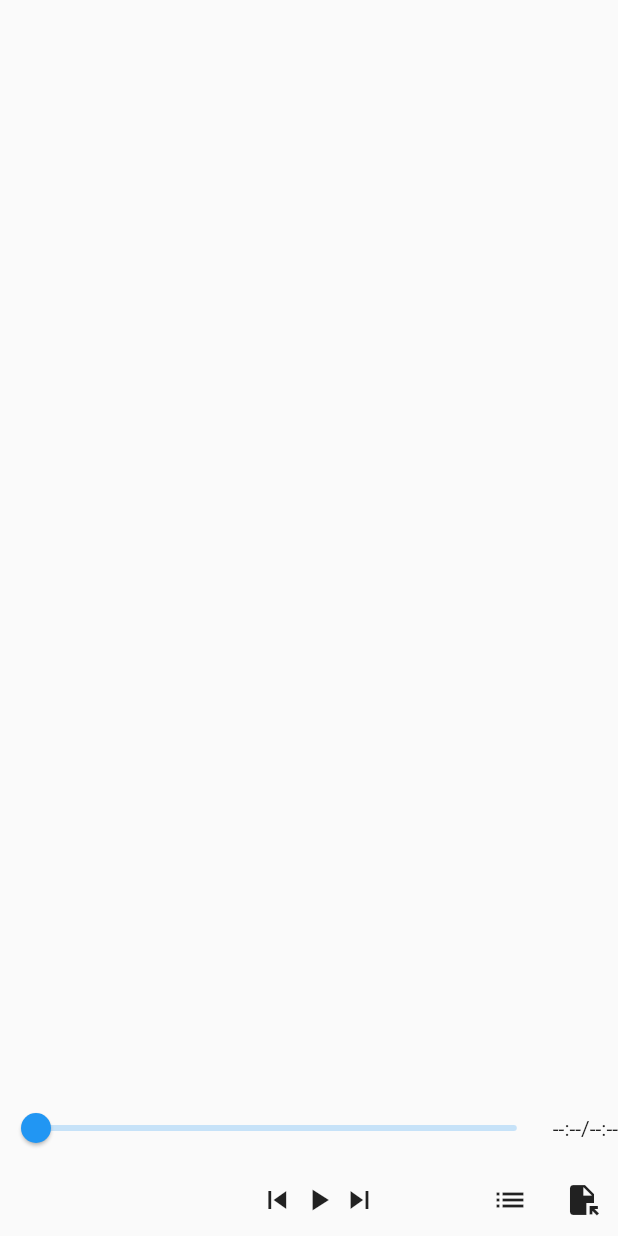
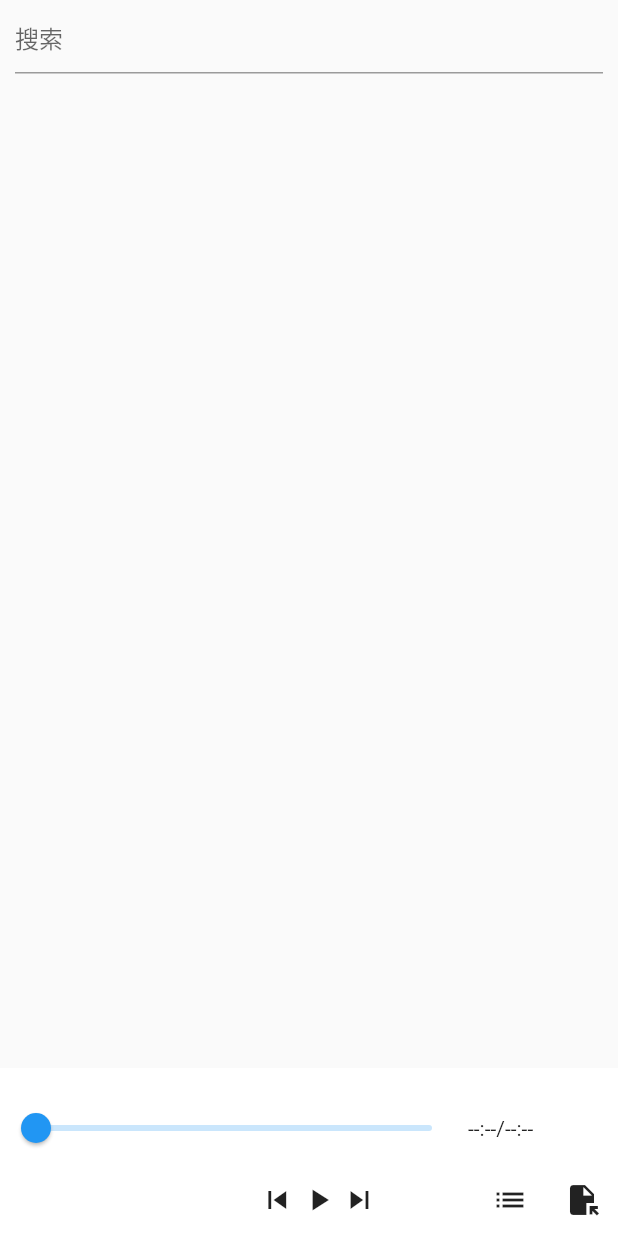
Before and after one commit to EastWind1/Simple-Player, a Flutter app: the screen it shows after launch, after a tap on the "skip previous" icon, on a phone screen of 412 x 824 dp. Run offline on Flutter 3.47's test engine with Material 2 defaults, Android fonts, the light colour scheme and no system bars; our stand-ins replace audioplayers, file_picker.

Commit message:
添加网络搜索功能

```diff
--- a/lib/common/music.dart
+++ b/lib/common/music.dart
@@ -5,6 +5,7 @@ import 'package:uuid/uuid.dart';
 class Music {
   String id = const Uuid().v4();
   String name;
+  String? artist;
   String url;
   bool isLocal;
   Image? cover;
@@ -15,5 +16,6 @@ class Music {
       required this.url,
       this.isLocal = true,
       this.cover,
-      this.length});
+      this.length,
+      this.artist});
 }
--- a/lib/main.dart
+++ b/lib/main.dart
@@ -4,20 +4,37 @@
 
 import 'package:flutter/material.dart';
 import 'package:simple_player/player/player.dart';
+import 'package:simple_player/player/playlist.dart';
+import 'package:simple_player/search/search_bar.dart';
+import 'package:simple_player/search/search_result.dart';
 
 void main() {
-  runApp(const MyApp());
+  runApp(MyApp());
 }
 
 class MyApp extends StatelessWidget {
-  const MyApp({super.key});
+  late PlayList _playList;
+  late SearchResult _searchResult;
+
+  MyApp({super.key}) {
+    _playList = PlayList();
+    _searchResult = SearchResult(playList: _playList);
+  }
 
   @override
   Widget build(BuildContext context) {
     return MaterialApp(
       title: 'Startup Name Generator',
       home: Scaffold(
-        body: Stack(children: const [Player()]),
+        body: Stack(children: [
+          Column(
+            children: [
+              SizedBox(height: 50, child: SearchBar(searchResult: _searchResult)),
+              Expanded(child: _searchResult)
+            ],
+          ),
+          Player(playList: _playList)
+        ]),
       ),
     );
   }
--- a/lib/player/player.dart
+++ b/lib/player/player.dart
@@ -1,14 +1,16 @@
 import 'dart:async';
+import 'dart:math';
 
+import 'package:audioplayers/audioplayers.dart';
 import 'package:file_picker/file_picker.dart';
 import 'package:flutter/foundation.dart';
 import 'package:flutter/material.dart';
-import 'package:just_audio/just_audio.dart';
 import 'package:simple_player/common/music.dart';
 import 'package:simple_player/player/playlist.dart';
 
 class Player extends StatefulWidget {
-  const Player({Key? key}) : super(key: key);
+  final PlayList playList;
+  const Player({Key? key, required this.playList}) : super(key: key);
 
   @override
   State<Player> createState() => _PlayerState();
@@ -39,9 +41,8 @@ class _PlayerState extends State<Player> {
   @override
   void initState() {
     super.initState();
-
+    _playList = widget.playList;
     _player = AudioPlayer();
-    _playList = PlayList();
 
     _initEventListener();
   }
@@ -49,24 +50,26 @@ class _PlayerState extends State<Player> {
   ///播放器事件监听初始化
   _initEventListener() {
     // 播放器状态改变
-    _playerStateSubscription = _player.playerStateStream.listen((event) {
+    _playerStateSubscription = _player.onPlayerStateChanged.listen((event) {
       setState(() {
-        _isPlaying = event.playing;
+        _isPlaying = event == PlayerState.playing;
       });
+      // 播放完成
+      if (event == PlayerState.completed) {
+        play(_playList.next);
+      }
     });
     // 进度改变
-    _playerDurationSubscription = _player.positionStream.listen((event) {
+    _playerDurationSubscription = _player.onPositionChanged.listen((event) {
       if (_curMusic != null && _curMusic!.length != null) {
         String formatResult =
             "${_formatDuration(event)}/${_formatDuration(_curMusic!.length!)}";
         setState(() {
-          _position = event.inMilliseconds / _curMusic!.length!.inMilliseconds;
+          // TODO: position位置异常，https://github.com/ryanheise/just_audio/issues/778
+          _position =
+              min(1, event.inMilliseconds / _curMusic!.length!.inMilliseconds);
           _time = formatResult;
         });
-        // 播放完成
-        if (event == _curMusic!.length! && !_isPlaying) {
-          play(_playList.next);
-        }
       }
     });
 
@@ -85,6 +88,7 @@ class _PlayerState extends State<Player> {
         left: 0,
         right: 0,
         child: Container(
+          color: Colors.white,
           alignment: Alignment.center,
           child: Column(children: [
             /// 标题区
@@ -98,7 +102,6 @@ class _PlayerState extends State<Player> {
               mainAxisAlignment: MainAxisAlignment.center,
               children: [
                 Expanded(
-                    flex: 5,
                     child: Slider(
                   value: _position,
                   onChangeStart: (value) {
@@ -107,10 +110,7 @@ class _PlayerState extends State<Player> {
                     }
                   },
                   onChanged: (value) {
-                        Duration cur = Duration(
-                            milliseconds:
-                                (value * _curMusic!.length!.inMilliseconds)
-                                    .toInt());
+                    Duration cur = _curMusic!.length! * value;
                     String formatResult =
                         "${_formatDuration(cur)}/${_formatDuration(_curMusic!.length!)}";
                     setState(() {
@@ -118,17 +118,17 @@ class _PlayerState extends State<Player> {
                       _time = formatResult;
                     });
                   },
-                      onChangeEnd: (value) {
+                  onChangeEnd: (value) async {
                     if (_curMusic != null) {
-                          _player.seek(Duration(
-                              milliseconds:
-                                  (value * _curMusic!.length!.inMilliseconds)
-                                      .toInt()));
-                          _player.play();
+                      Duration cur = value < 1
+                          ? _curMusic!.length! * value
+                          : _curMusic!.length!;
+                      await _player.seek(cur);
+                      _player.resume();
                     }
                   },
                 )),
-                Text(_time)
+                SizedBox(width: 100, child: Text(_time))
               ],
             ),
 
@@ -199,19 +199,21 @@ class _PlayerState extends State<Player> {
     if (_isPlaying) {
       _player.pause();
     } else {
-      _player.play();
+      _player.resume();
     }
   }
 
   /// 选择本地文件并播放
   selectFile() async {
-    FilePickerResult? result = await FilePicker.platform.pickFiles(allowMultiple: true, type: FileType.custom, allowedExtensions: ['mp3', 'aac', 'ogg', 'mp4', 'wav', 'flac']);
+    FilePickerResult? result = await FilePicker.platform.pickFiles(
+        allowMultiple: true,
+        type: FileType.custom,
+        allowedExtensions: ['mp3', 'aac', 'ogg', 'mp4', 'wav', 'flac']);
     if (result != null && result.files.isNotEmpty) {
       List<Music> musics = result.files
-          .map((file) => Music(name: file.name, url: file.path!))
+          .map((file) => Music(name: file.name, url: file.path!, isLocal: true))
           .toList();
       _playList.addAll(musics);
-      play(musics[musics.length - 1]);
     }
   }
 
@@ -222,12 +224,16 @@ class _PlayerState extends State<Player> {
       return;
     }
     _curMusic = music;
-    await _player.stop();
-    _player.setUrl("file://${music.url}");
-    await _player.play();
-    Duration? length = _player.duration;
-    if (music.length == null && length != null) {
-      music.length = length;
+    await _player.pause();
+    if (music.isLocal) {
+      await _player.setSourceUrl(Uri.encodeFull("file://${music.url}"));
+    } else {
+      await _player.setSourceUrl(Uri.encodeFull(music.url));
+    }
+    await _player.resume();
+    Duration? duration = await _player.getDuration();
+    if (music.length == null && duration != null) {
+      music.length = duration;
     }
     setState(() {
       title = music.name;
@@ -256,6 +262,5 @@ class _PlayerState extends State<Player> {
     _playListSubscription.cancel();
     _playerStateSubscription.cancel();
     _playerDurationSubscription.cancel();
-    _playList.dispose();
   }
 }
--- a/lib/player/playlist.dart
+++ b/lib/player/playlist.dart
@@ -23,11 +23,13 @@ class PlayList {
     musics.add(music);
     _curPlayIndex = musics.length - 1;
     streamController.add(PlayListEvent(type: PlayListEventType.add));
+    streamController.add(PlayListEvent(type: PlayListEventType.tap, music: musics[_curPlayIndex]));
   }
   addAll(List<Music> music) {
     musics.addAll(music);
     _curPlayIndex = musics.length - 1;
     streamController.add(PlayListEvent(type: PlayListEventType.add));
+    streamController.add(PlayListEvent(type: PlayListEventType.tap, music: musics[_curPlayIndex]));
   }
   Music? get next {
     if (musics.isEmpty) {
--- /dev/null
+++ b/lib/search/search_bar.dart
@@ -0,0 +1,32 @@
+import 'package:flutter/material.dart';
+import 'package:simple_player/search/search_result.dart';
+import 'package:simple_player/service/kuwo_api.dart';
+
+class SearchBar extends StatefulWidget {
+  final SearchResult searchResult;
+  const SearchBar({Key? key, required this.searchResult}) : super(key: key);
+
+  @override
+  State<SearchBar> createState() => _SearchBarState();
+}
+
+class _SearchBarState extends State<SearchBar> {
+  @override
+  Widget build(BuildContext context) {
+    return Container(
+      padding: const EdgeInsets.fromLTRB(10, 0, 10, 0),
+      child: Row(
+        mainAxisAlignment: MainAxisAlignment.spaceAround,
+        children: [
+          Expanded(
+              child: TextField(
+                  decoration: const InputDecoration(hintText: "搜索"),
+                  onSubmitted: (value) async {
+                    widget.searchResult.clear();
+                    widget.searchResult.search(value);
+                  }))
+        ],
+      ),
+    );
+  }
+}
--- /dev/null
+++ b/lib/search/search_result.dart
@@ -0,0 +1,76 @@
+import 'package:flutter/cupertino.dart';
+import 'package:flutter/material.dart';
+import 'package:simple_player/player/playlist.dart';
+import 'package:simple_player/service/kuwo_api.dart';
+import 'package:simple_player/service/platform_api.dart';
+
+import '../common/music.dart';
+
+class SearchResult extends StatefulWidget {
+  final List<MusicInfo> _infos = [];
+  final PlayList playList;
+  late Function clear;
+  late Function search;
+
+  SearchResult({Key? key, required this.playList}) : super(key: key);
+
+  @override
+  State<SearchResult> createState() => _SearchResultState();
+}
+
+class _SearchResultState extends State<SearchResult> {
+  String curKeyword = '';
+  int curIndex = 0;
+  final pageSize = 20;
+
+  @override
+  void initState() {
+    super.initState();
+    widget.search = (String keyword) async {
+      curIndex = 0;
+      widget._infos.addAll(await KuwoApi().search(keyword, 0, pageSize));
+      curKeyword = keyword;
+      setState(() {});
+    };
+    widget.clear = () {
+      widget._infos.clear();
+    };
+  }
+
+  @override
+  Widget build(BuildContext context) {
+    return Column(
+      children: [
+        Expanded(
+            child: ListView.builder(
+                itemCount: widget._infos.length,
+                itemBuilder: (BuildContext context, int index) {
+                  if (index == widget._infos.length - 1) {
+                    dynamicAppend();
+                  }
+                  return ListTile(
+                    title: Text(
+                        "${widget._infos[index].artist} - ${widget._infos[index].name}"),
+                    onTap: () async {
+                      Music? music = await getDetail(widget._infos[index]);
+                      if (music != null) {
+                        widget.playList.add(music);
+                      }
+                    },
+                  );
+                }))
+      ],
+    );
+  }
+
+  dynamicAppend() async {
+    widget._infos
+        .addAll(await KuwoApi().search(curKeyword, ++curIndex, pageSize));
+    setState(() {
+    });
+  }
+
+  Future<Music?> getDetail(MusicInfo info) async {
+    return await KuwoApi().getDetail(info);
+  }
+}
--- /dev/null
+++ b/lib/service/platform_api.dart
@@ -0,0 +1,13 @@
+import '../common/music.dart';
+
+class MusicInfo {
+  String key;
+  String name;
+  String? artist;
+  MusicInfo({required this.key, required this.name, this.artist});
+}
+
+abstract class PlatFormApi {
+  Future<List<MusicInfo>> search(String keyWord, int pageIndex, int pageSize);
+  Future<Music?> getDetail(MusicInfo info);
+}
--- a/pubspec.yaml
+++ b/pubspec.yaml
@@ -9,10 +9,10 @@ environment:
 dependencies:
   flutter:
     sdk: flutter
-  cupertino_icons: ^1.0.2
-  just_audio:
+  audioplayers:
   file_picker:
-  uuid: ^3.0.7
+  http:
+  uuid:
 
 dev_dependencies:
   flutter_test:
```
Also changed, not shown: lib/search.dart (deleted, +0 -23 lines), lib/service/kuwo_api.dart (added, +34 -0 lines), pubspec.lock, 11 other files. Lines whose indentation alone changed are shown as unchanged.
